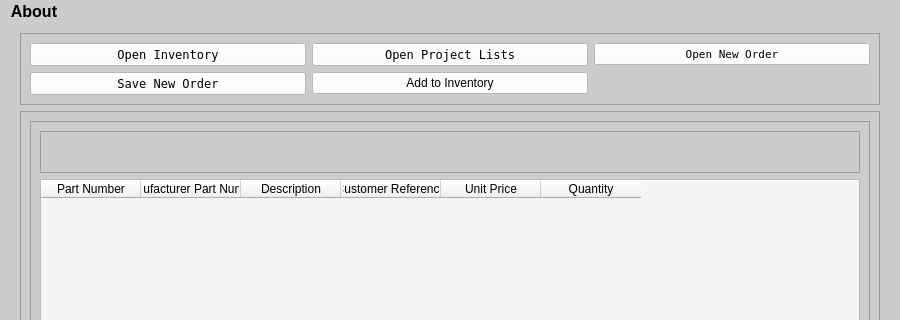
Old version of the form gui_app.ui in the repository Thomas1B/Electronics-Inventory-Program; both pictures show x 0 to 900 and y 0 to 320 of the 900 by 774 pixel window.
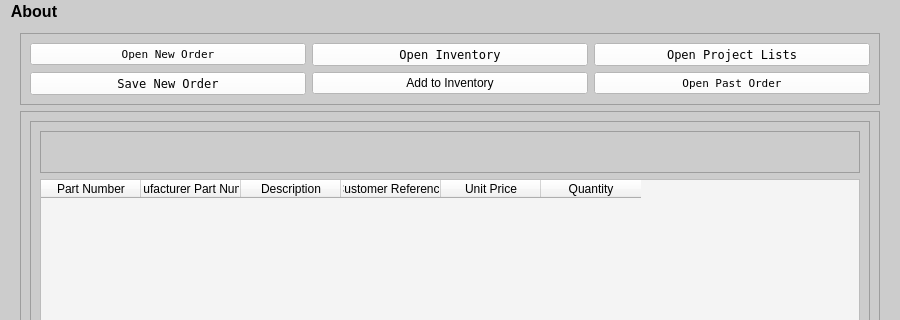
New version of the form.

Diff of the .ui file:
```diff
--- a/gui_app.ui
+++ b/gui_app.ui
@@ -64,6 +64,42 @@
       </property>
       <layout class="QGridLayout" name="gridLayout">
        <item row="0" column="0">
+        <widget class="QPushButton" name="btn_open_new_order">
+         <property name="minimumSize">
+          <size>
+           <width>0</width>
+           <height>0</height>
+          </size>
+         </property>
+         <property name="maximumSize">
+          <size>
+           <width>16777215</width>
+           <height>16777215</height>
+          </size>
+         </property>
+         <property name="font">
+          <font>
+           <family>Terminal</family>
+           <pointsize>8</pointsize>
+           <weight>50</weight>
+           <bold>false</bold>
+          </font>
+         </property>
+         <property name="styleSheet">
+          <string notr="true">background-color: rgb(255, 255, 255);</string>
+         </property>
+         <property name="text">
+          <string>Open New Order</string>
+         </property>
+         <property name="default">
+          <bool>false</bool>
+         </property>
+         <property name="flat">
+          <bool>false</bool>
+         </property>
+        </widget>
+       </item>
+       <item row="0" column="1">
         <widget class="QPushButton" name="btn_open_inventory">
          <property name="maximumSize">
           <size>
@@ -84,7 +120,7 @@
          </property>
         </widget>
        </item>
-       <item row="0" column="1">
+       <item row="0" column="2">
         <widget class="QPushButton" name="btn_open_project_lists">
          <property name="maximumSize">
           <size>
@@ -105,42 +141,6 @@
          </property>
         </widget>
        </item>
-       <item row="0" column="2">
-        <widget class="QPushButton" name="btn_open_new_order">
-         <property name="minimumSize">
-          <size>
-           <width>0</width>
-           <height>0</height>
-          </size>
-         </property>
-         <property name="maximumSize">
-          <size>
-           <width>16777215</width>
-           <height>16777215</height>
-          </size>
-         </property>
-         <property name="font">
-          <font>
-           <family>Terminal</family>
-           <pointsize>8</pointsize>
-           <weight>50</weight>
-           <bold>false</bold>
-          </font>
-         </property>
-         <property name="styleSheet">
-          <string notr="true">background-color: rgb(255, 255, 255);</string>
-         </property>
-         <property name="text">
-          <string>Open New Order</string>
-         </property>
-         <property name="default">
-          <bool>false</bool>
-         </property>
-         <property name="flat">
-          <bool>false</bool>
-         </property>
-        </widget>
-       </item>
        <item row="1" column="0">
         <widget class="QPushButton" name="btn_save_list">
          <property name="font">
@@ -167,6 +167,42 @@
          </property>
         </widget>
        </item>
+       <item row="1" column="2">
+        <widget class="QPushButton" name="btn_open_past_order">
+         <property name="minimumSize">
+          <size>
+           <width>0</width>
+           <height>0</height>
+          </size>
+         </property>
+         <property name="maximumSize">
+          <size>
+           <width>16777215</width>
+           <height>16777215</height>
+          </size>
+         </property>
+         <property name="font">
+          <font>
+           <family>Terminal</family>
+           <pointsize>8</pointsize>
+           <weight>50</weight>
+           <bold>false</bold>
+          </font>
+         </property>
+         <property name="styleSheet">
+          <string notr="true">background-color: rgb(255, 255, 255);</string>
+         </property>
+         <property name="text">
+          <string>Open Past Order</string>
+         </property>
+         <property name="default">
+          <bool>false</bool>
+         </property>
+         <property name="flat">
+          <bool>false</bool>
+         </property>
+        </widget>
+       </item>
       </layout>
      </widget>
     </item>
```
